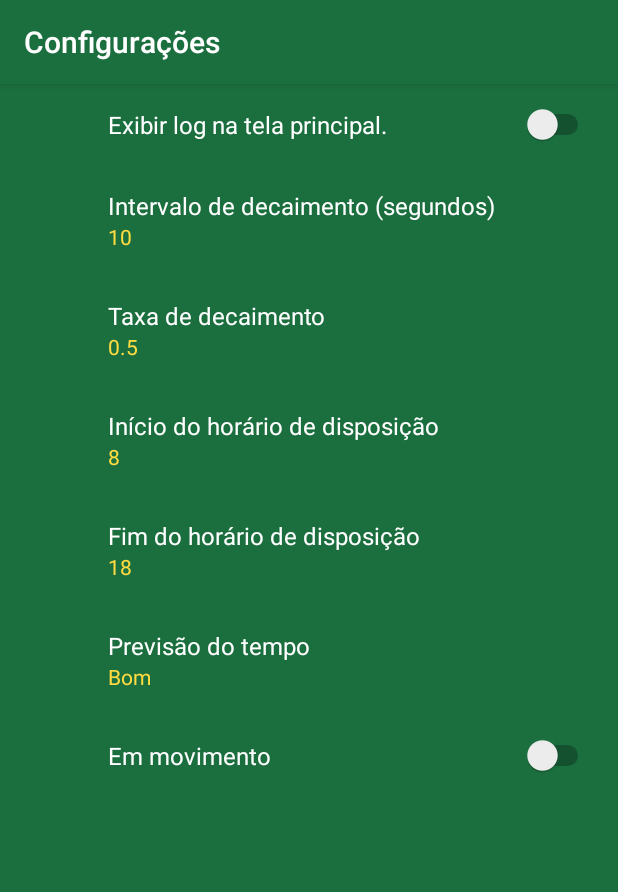
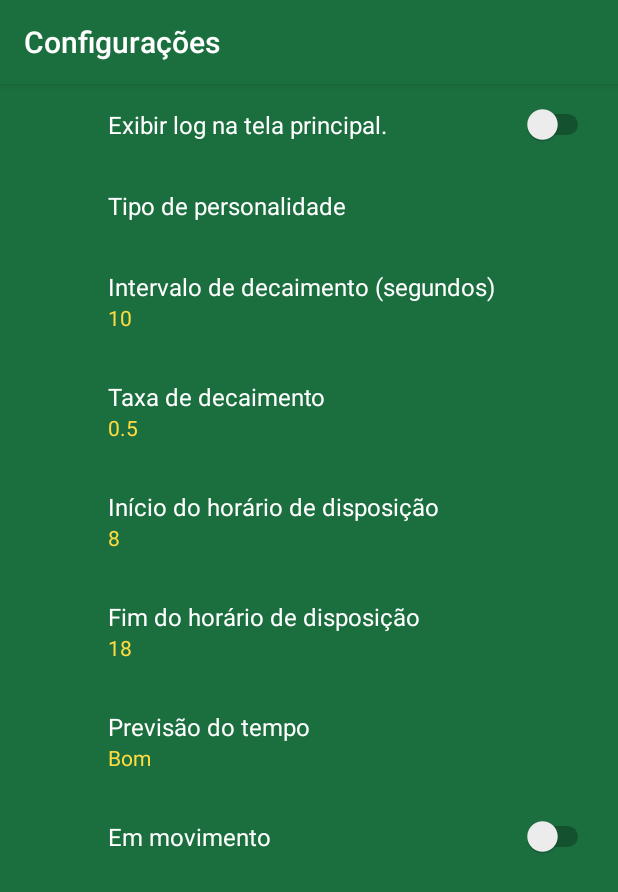
Before and after one commit to suelensilva/Projeto_IA369, an Android app: the SettingsFragment screen opened directly, with no data from a screen before it, on a phone screen of 412 x 824 dp. Shown: the top 892 px of the screen. Run offline under Robolectric (Android 15) with nearby library versions, the phone set to English and light mode, and no system bars; our stand-ins replace androidx.preference.

Commit message:
Permite alterar personalidade do bichinho atraves das configuracoes

```diff
--- a/BichinhoVirtual/app/src/main/res/values/strings.xml
+++ b/BichinhoVirtual/app/src/main/res/values/strings.xml
@@ -30,6 +30,16 @@
 
     <string name="title_activity_settings">Configurações</string>
 
+    <string-array name="creature_type_entries">
+        <item>Extrovertido</item>
+        <item>Neurótico</item>
+    </string-array>
+
+    <string-array name="creature_type_values">
+        <item>100</item>
+        <item>101</item>
+    </string-array>
+
     <string-array name="forecast_entries">
         <item>Bom</item>
         <item>Frio</item>
--- a/BichinhoVirtual/app/src/main/res/xml/preferences.xml
+++ b/BichinhoVirtual/app/src/main/res/xml/preferences.xml
@@ -3,6 +3,14 @@
         android:defaultValue="false"
         android:title="Exibir log na tela principal."
         android:key="show_log" />
+
+    <ListPreference
+        android:defaultValue="extrovert"
+        android:key="personality_type"
+        android:title="Tipo de personalidade"
+        android:entries="@array/creature_type_entries"
+        android:entryValues="@array/creature_type_values"
+        />
 
     <EditTextPreference
         android:defaultValue="10"
```
Also changed, not shown: BichinhoVirtual/app/src/main/java/br/com/ia369/bichinhovirtual/SettingsFragment.java (+43 -0 lines).
